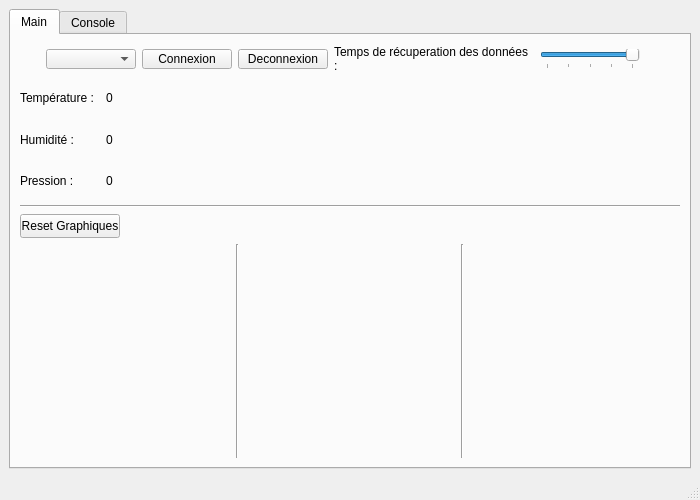
Qt form QtApp/QtApp/mainwindow.ui (leoHerv/LE_sensor_BLE_project) before a commit.
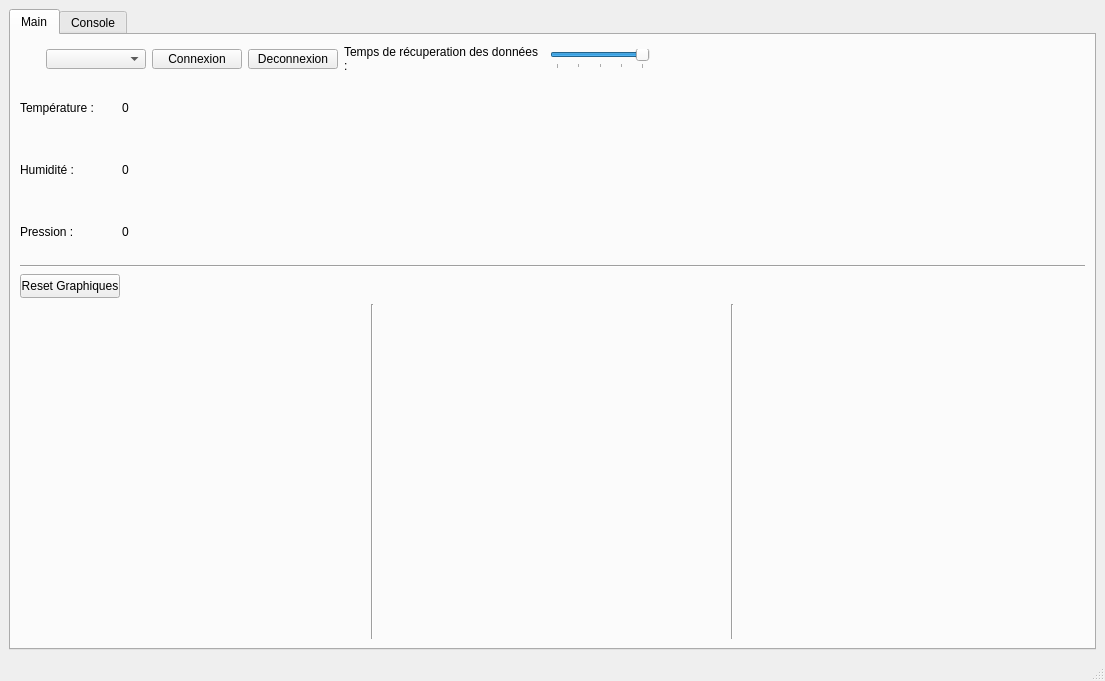
The same form after that commit. Custom widgets are drawn as their Qt base class.

Diff of the .ui file:
```diff
--- a/QtApp/QtApp/mainwindow.ui
+++ b/QtApp/QtApp/mainwindow.ui
@@ -6,14 +6,14 @@
    <rect>
     <x>0</x>
     <y>0</y>
-    <width>700</width>
-    <height>500</height>
+    <width>1105</width>
+    <height>681</height>
    </rect>
   </property>
   <property name="minimumSize">
    <size>
-    <width>700</width>
-    <height>500</height>
+    <width>800</width>
+    <height>600</height>
    </size>
   </property>
   <property name="windowTitle">
```
Left out of the diff: 4 changed lines with no effect on the pictures.
